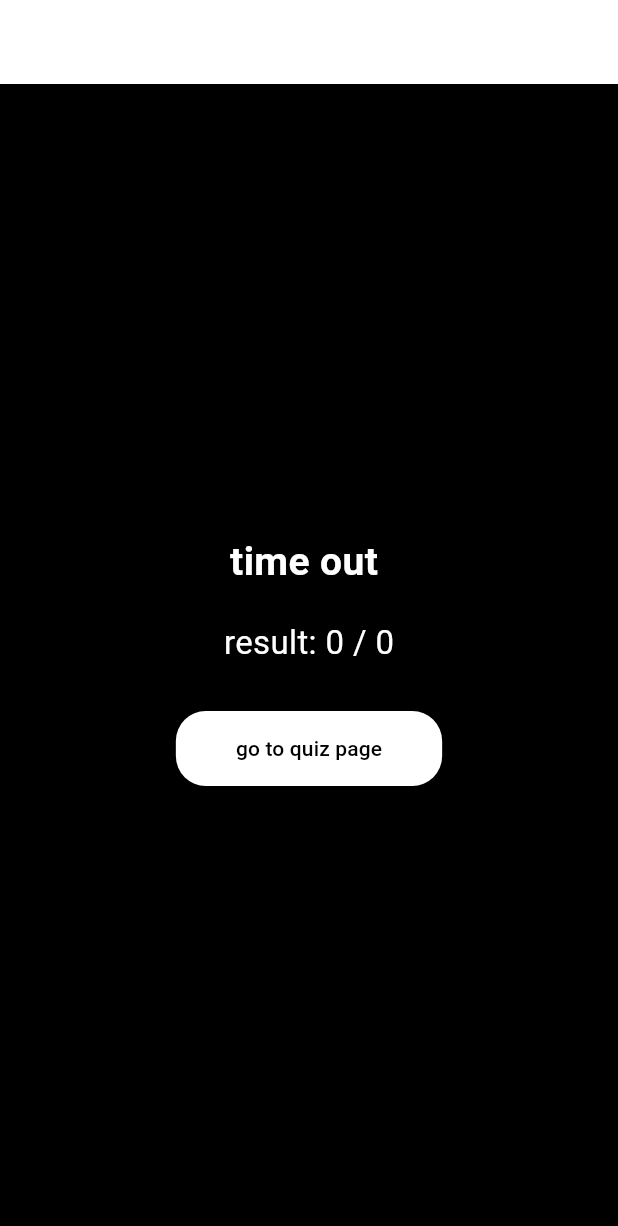
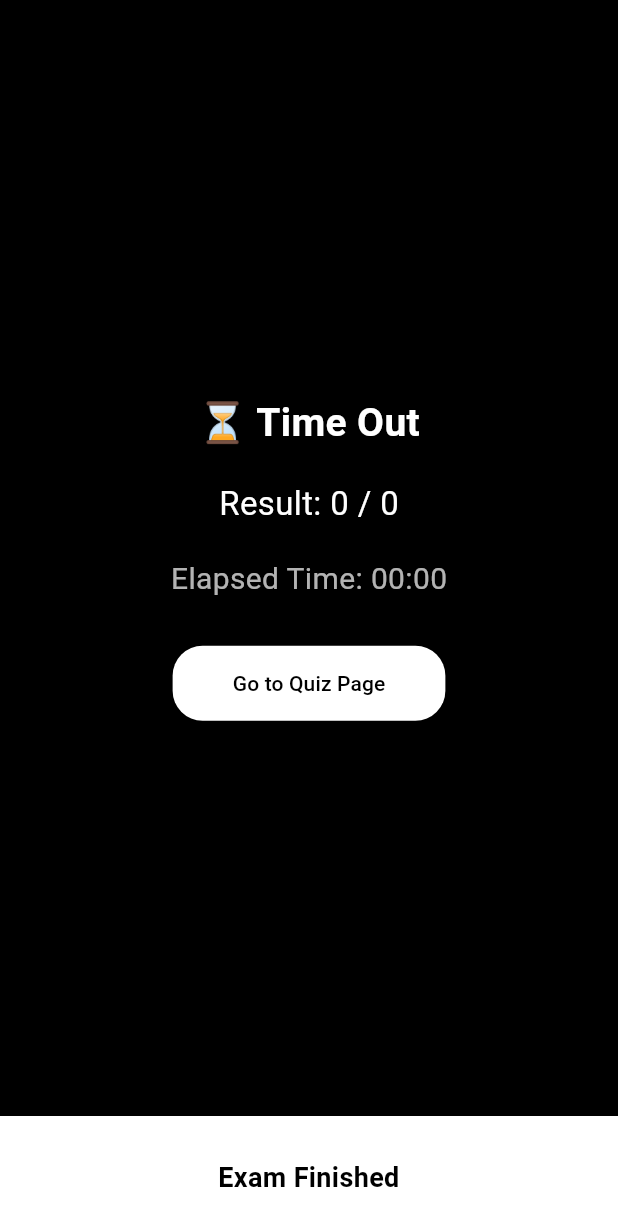
Before and after one commit to Hema2006127/quizapp, a Flutter app: the ResultPage screen opened directly with empty values, on a phone screen of 412 x 824 dp. Shown: the top 1226 px of the screen. Run offline on Flutter 3.47's test engine with Material 3 defaults, Android fonts, the phone set to English and light mode, and no system bars.

```diff
--- a/lib/ResultPage.dart
+++ b/lib/ResultPage.dart
@@ -3,25 +3,49 @@ import 'package:flutter/material.dart';
 class ResultPage extends StatelessWidget {
   final int score;
   final int total;
+  final Duration elapsedTime; // ✅ ضفنا ده
 
-  const ResultPage({super.key, required this.score, required this.total});
+  const ResultPage({
+    super.key,
+    required this.score,
+    required this.total,
+    required this.elapsedTime, // ✅ لازم تبعته من QuizPage
+  });
+
+  String formatDuration(Duration d) {
+    String minutes = d.inMinutes.remainder(60).toString().padLeft(2, '0');
+    String seconds = d.inSeconds.remainder(60).toString().padLeft(2, '0');
+    return "$minutes:$seconds";
+  }
 
   @override
   Widget build(BuildContext context) {
     return Scaffold(
       backgroundColor: Colors.black,
-      appBar: AppBar(
-        title: const Text(""),
-        centerTitle: true,
-        backgroundColor: Colors.white,
-        foregroundColor: Colors.black,
+
+      // بدل AppBar خليتها Bottom Bar
+      bottomNavigationBar: BottomAppBar(
+        color: Colors.white,
+        child: Padding(
+          padding: const EdgeInsets.all(16.0),
+          child: Text(
+            "Exam Finished",
+            textAlign: TextAlign.center,
+            style: const TextStyle(
+              fontWeight: FontWeight.bold,
+              fontSize: 18,
+              color: Colors.black,
+            ),
+          ),
+        ),
       ),
+
       body: Center(
         child: Column(
           mainAxisAlignment: MainAxisAlignment.center,
           children: [
             const Text(
-              "time out ",
+              "⏳ Time Out",
               style: TextStyle(
                 fontSize: 26,
                 fontWeight: FontWeight.bold,
@@ -30,8 +54,13 @@ class ResultPage extends StatelessWidget {
             ),
             const SizedBox(height: 20),
             Text(
-              "result: $score / $total",
+              "Result: $score / $total",
               style: const TextStyle(fontSize: 22, color: Colors.white),
+            ),
+            const SizedBox(height: 20),
+            Text(
+              "Elapsed Time: ${formatDuration(elapsedTime)}",
+              style: const TextStyle(fontSize: 20, color: Colors.white70),
             ),
             const SizedBox(height: 30),
             ElevatedButton(
@@ -47,7 +76,7 @@ class ResultPage extends StatelessWidget {
                   borderRadius: BorderRadius.circular(20),
                 ),
               ),
-              child: const Text("go to quiz page"),
+              child: const Text("Go to Quiz Page"),
             ),
           ],
         ),
```
Also changed, not shown: lib/loginpage.dart (+10 -2 lines), lib/quizpage.dart (added, +310 -0 lines).
